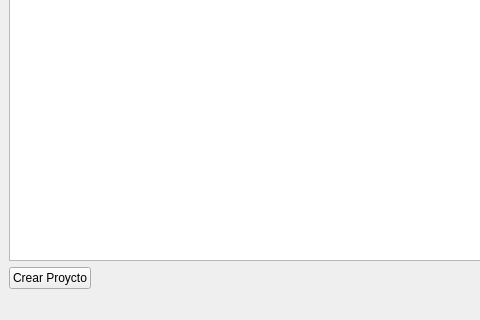
The window that Interfaces/ventana_principal.ui (adrianvillanueva997/computation_lab_2) describes before a commit, drawn with Qt 5; both pictures show x 0 to 480 and y 280 to 600 of the 800 by 600 pixel window.
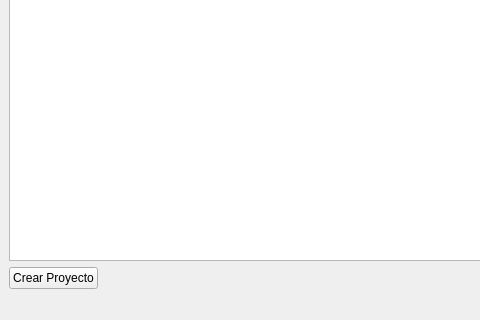
The same window after the commit.

```diff
--- a/Interfaces/ventana_principal.ui
+++ b/Interfaces/ventana_principal.ui
@@ -47,7 +47,7 @@
           <item>
            <widget class="QPushButton" name="pushButton_Crear_proyecto">
             <property name="text">
-             <string>Crear Proycto</string>
+             <string>Crear Proyecto</string>
             </property>
            </widget>
           </item>
```
Left out of the diff: 2 changed lines with no effect on the pictures.
